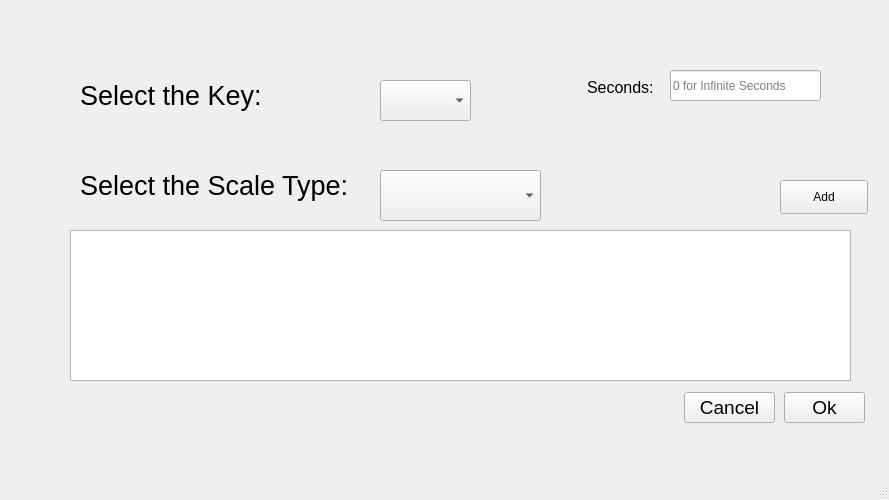
Old version of the form ShowFretBoardNotes/notewindow.ui in the repository ThinkRORBOT/ScaleGuide.
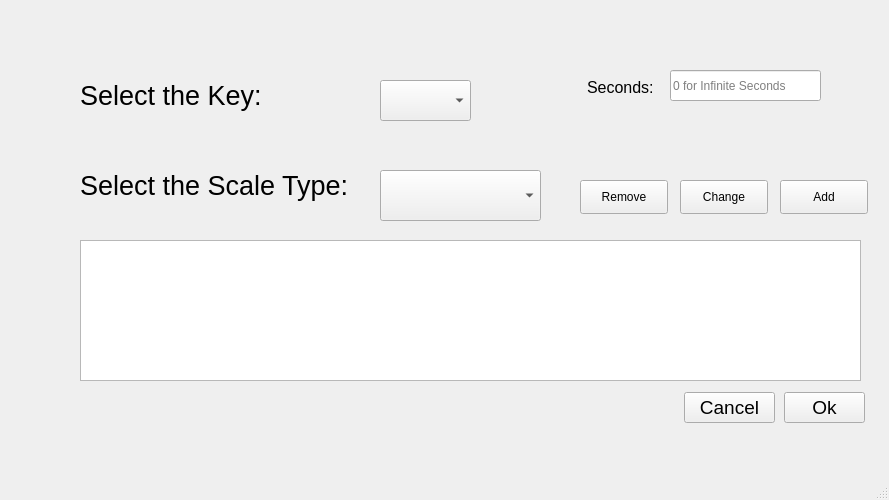
New version of the form.

Patch:
```diff
--- a/ShowFretBoardNotes/notewindow.ui
+++ b/ShowFretBoardNotes/notewindow.ui
@@ -165,16 +165,6 @@
      <string>0 for Infinite Seconds</string>
     </property>
    </widget>
-   <widget class="QListWidget" name="scaleList">
-    <property name="geometry">
-     <rect>
-      <x>70</x>
-      <y>230</y>
-      <width>781</width>
-      <height>151</height>
-     </rect>
-    </property>
-   </widget>
    <widget class="QPushButton" name="addButton">
     <property name="geometry">
      <rect>
@@ -188,6 +178,42 @@
      <string>Add</string>
     </property>
    </widget>
+   <widget class="QPushButton" name="removePushButton">
+    <property name="geometry">
+     <rect>
+      <x>580</x>
+      <y>180</y>
+      <width>88</width>
+      <height>34</height>
+     </rect>
+    </property>
+    <property name="text">
+     <string>Remove</string>
+    </property>
+   </widget>
+   <widget class="QPushButton" name="changeButton">
+    <property name="geometry">
+     <rect>
+      <x>680</x>
+      <y>180</y>
+      <width>88</width>
+      <height>34</height>
+     </rect>
+    </property>
+    <property name="text">
+     <string>Change</string>
+    </property>
+   </widget>
+   <widget class="QTableWidget" name="scaleTableWidget">
+    <property name="geometry">
+     <rect>
+      <x>80</x>
+      <y>240</y>
+      <width>781</width>
+      <height>141</height>
+     </rect>
+    </property>
+   </widget>
   </widget>
   <widget class="QMenuBar" name="menubar">
    <property name="geometry">
```
